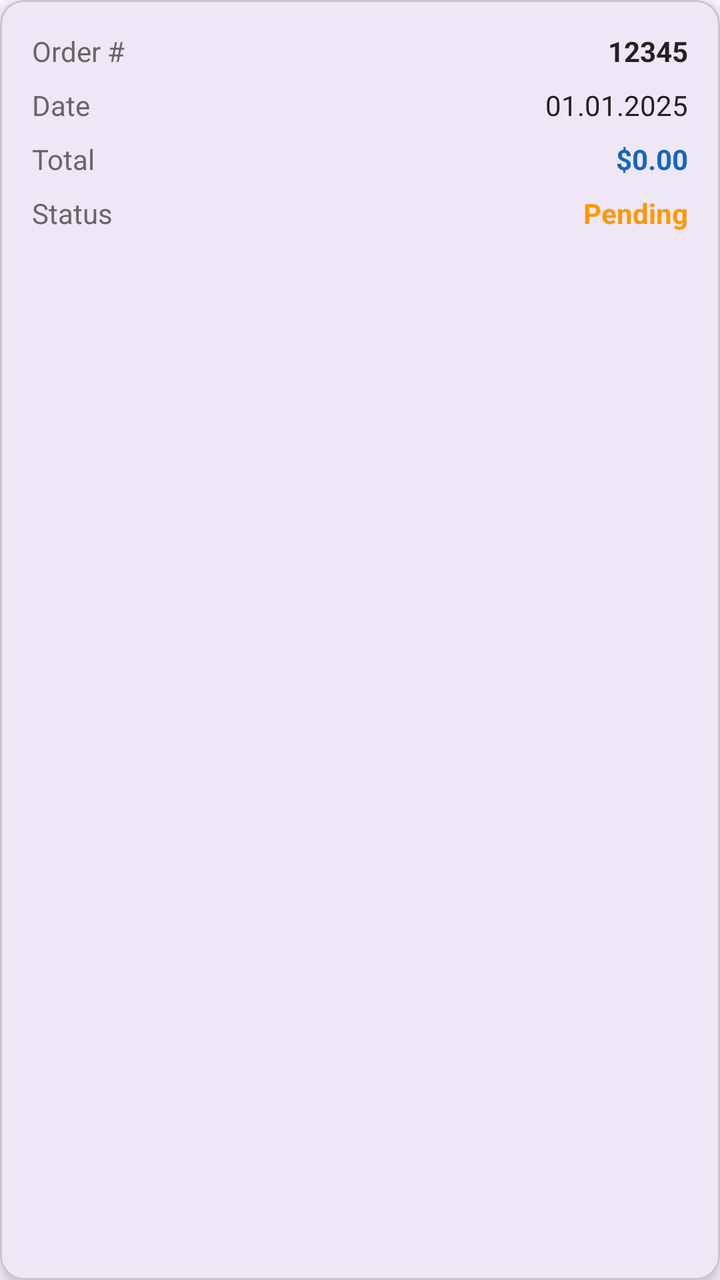
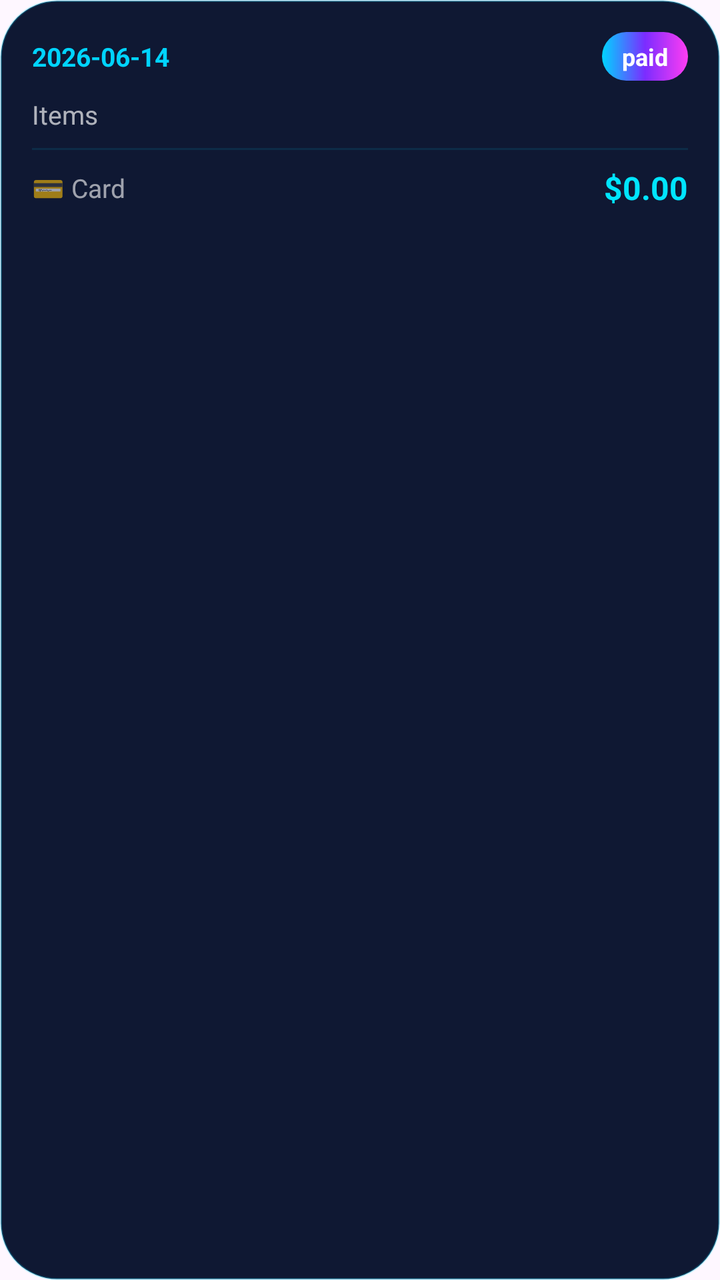

Before-and-after screenshots of an Android layout around one commit, followed by the original layout XML and the change that was made.
<!-- AndroidManifest.xml: application theme Theme.CompShop -->
<!-- res/layout/item_order.xml -->
<?xml version="1.0" encoding="utf-8"?>
<com.google.android.material.card.MaterialCardView
    xmlns:android="http://schemas.android.com/apk/res/android"
    xmlns:app="http://schemas.android.com/apk/res-auto"
    android:layout_width="match_parent"
    android:layout_height="wrap_content"
    android:layout_margin="8dp"
    app:cardCornerRadius="12dp"
    app:cardElevation="4dp">

    <LinearLayout
        android:layout_width="match_parent"
        android:layout_height="wrap_content"
        android:orientation="vertical"
        android:padding="16dp">

        <LinearLayout
            android:layout_width="match_parent"
            android:layout_height="wrap_content"
            android:orientation="horizontal"
            android:layout_marginBottom="8dp">

            <TextView
                android:layout_width="0dp"
                android:layout_height="wrap_content"
                android:layout_weight="1"
                android:text="@string/order_number"
                android:textColor="#666666"
                android:textSize="14sp"/>

            <TextView
                android:id="@+id/tvOrderId"
                android:layout_width="wrap_content"
                android:layout_height="wrap_content"
                android:text="12345"
                android:textColor="#212121"
                android:textSize="14sp"
                android:textStyle="bold"/>
        </LinearLayout>

        <LinearLayout
            android:layout_width="match_parent"
            android:layout_height="wrap_content"
            android:orientation="horizontal"
            android:layout_marginBottom="8dp">

            <TextView
                android:layout_width="0dp"
                android:layout_height="wrap_content"
                android:layout_weight="1"
                android:text="@string/order_date"
                android:textColor="#666666"
                android:textSize="14sp"/>

            <TextView
                android:id="@+id/tvDate"
                android:layout_width="wrap_content"
                android:layout_height="wrap_content"
                android:text="01.01.2025"
                android:textColor="#212121"
                android:textSize="14sp"/>
        </LinearLayout>

        <LinearLayout
            android:layout_width="match_parent"
            android:layout_height="wrap_content"
            android:orientation="horizontal"
            android:layout_marginBottom="8dp">

            <TextView
                android:layout_width="0dp"
                android:layout_height="wrap_content"
                android:layout_weight="1"
                android:text="@string/total"
                android:textColor="#666666"
                android:textSize="14sp"/>

            <TextView
                android:id="@+id/tvTotal"
                android:layout_width="wrap_content"
                android:layout_height="wrap_content"
                android:text="$0.00"
                android:textColor="#1565C0"
                android:textSize="14sp"
                android:textStyle="bold"/>
        </LinearLayout>

        <LinearLayout
            android:layout_width="match_parent"
            android:layout_height="wrap_content"
            android:orientation="horizontal">

            <TextView
                android:layout_width="0dp"
                android:layout_height="wrap_content"
                android:layout_weight="1"
                android:text="@string/order_status"
                android:textColor="#666666"
                android:textSize="14sp"/>

            <TextView
                android:id="@+id/tvStatus"
                android:layout_width="wrap_content"
                android:layout_height="wrap_content"
                android:text="@string/order_pending"
                android:textColor="#FF9800"
                android:textSize="14sp"
                android:textStyle="bold"/>
        </LinearLayout>

    </LinearLayout>

</com.google.android.material.card.MaterialCardView>
<!-- resources referenced by this layout -->
<resources>
  <string name="order_date">Date</string>
  <string name="order_number">Order #</string>
  <string name="order_pending">Pending</string>
  <string name="order_status">Status</string>
  <string name="total">Total</string>
  <style name="Theme.CompShop" parent="Base.Theme.CompShop" />
  <style name="Base.Theme.CompShop" parent="Theme.Material3.DayNight.NoActionBar">
          
          
      </style>
</resources>

<!-- the commit's change to res/layout/item_order.xml (unified diff, before → after) -->
@@ -1,113 +1,89 @@
 <?xml version="1.0" encoding="utf-8"?>
-<com.google.android.material.card.MaterialCardView
+<LinearLayout
     xmlns:android="http://schemas.android.com/apk/res/android"
-    xmlns:app="http://schemas.android.com/apk/res-auto"
     android:layout_width="match_parent"
     android:layout_height="wrap_content"
+    android:orientation="vertical"
+    android:background="@drawable/card_glass_neon"
     android:layout_margin="8dp"
-    app:cardCornerRadius="12dp"
-    app:cardElevation="4dp">
+    android:padding="16dp">
 
+    
     <LinearLayout
         android:layout_width="match_parent"
         android:layout_height="wrap_content"
-        android:orientation="vertical"
-        android:padding="16dp">
+        android:orientation="horizontal"
+        android:gravity="center_vertical"
+        android:layout_marginBottom="8dp">
 
-        <LinearLayout
-            android:layout_width="match_parent"
+        <TextView
+            android:id="@+id/tvOrderDate"
+            android:layout_width="0dp"
             android:layout_height="wrap_content"
-            android:orientation="horizontal"
-            android:layout_marginBottom="8dp">
+            android:layout_weight="1"
+            android:text="2026-06-14"
+            android:textColor="#00D4FF"
+            android:textSize="13sp"
+            android:textStyle="bold"/>
 
-            <TextView
-                android:layout_width="0dp"
-                android:layout_height="wrap_content"
-                android:layout_weight="1"
-                android:text="@string/order_number"
-                android:textColor="#666666"
-                android:textSize="14sp"/>
-
-            <TextView
-                android:id="@+id/tvOrderId"
-                android:layout_width="wrap_content"
-                android:layout_height="wrap_content"
-                android:text="12345"
-                android:textColor="#212121"
-                android:textSize="14sp"
-                android:textStyle="bold"/>
-        </LinearLayout>
-
-        <LinearLayout
-            android:layout_width="match_parent"
+        <TextView
+            android:id="@+id/tvOrderStatus"
+            android:layout_width="wrap_content"
             android:layout_height="wrap_content"
-            android:orientation="horizontal"
-            android:layout_marginBottom="8dp">
-
-            <TextView
-                android:layout_width="0dp"
-                android:layout_height="wrap_content"
-                android:layout_weight="1"
-                android:text="@string/order_date"
-                android:textColor="#666666"
-                android:textSize="14sp"/>
-
-            <TextView
-                android:id="@+id/tvDate"
-                android:layout_width="wrap_content"
-                android:layout_height="wrap_content"
-                android:text="01.01.2025"
-                android:textColor="#212121"
-                android:textSize="14sp"/>
-        </LinearLayout>
-
-        <LinearLayout
-            android:layout_width="match_parent"
-            android:layout_height="wrap_content"
-            android:orientation="horizontal"
-            android:layout_marginBottom="8dp">
-
-            <TextView
-                android:layout_width="0dp"
-                android:layout_height="wrap_content"
-                android:layout_weight="1"
-                android:text="@string/total"
-                android:textColor="#666666"
-                android:textSize="14sp"/>
-
-            <TextView
-                android:id="@+id/tvTotal"
-                android:layout_width="wrap_content"
-                android:layout_height="wrap_content"
-                android:text="$0.00"
-                android:textColor="#1565C0"
-                android:textSize="14sp"
-                android:textStyle="bold"/>
-        </LinearLayout>
-
-        <LinearLayout
-            android:layout_width="match_parent"
-            android:layout_height="wrap_content"
-            android:orientation="horizontal">
-
-            <TextView
-                android:layout_width="0dp"
-                android:layout_height="wrap_content"
-                android:layout_weight="1"
-                android:text="@string/order_status"
-                android:textColor="#666666"
-                android:textSize="14sp"/>
-
-            <TextView
-                android:id="@+id/tvStatus"
-                android:layout_width="wrap_content"
-                android:layout_height="wrap_content"
-                android:text="@string/order_pending"
-                android:textColor="#FF9800"
-                android:textSize="14sp"
-                android:textStyle="bold"/>
-        </LinearLayout>
+            android:text="paid"
+            android:textColor="#FFFFFF"
+            android:textSize="12sp"
+            android:textStyle="bold"
+            android:background="@drawable/btn_neon_gradient"
+            android:paddingStart="10dp"
+            android:paddingEnd="10dp"
+            android:paddingTop="4dp"
+            android:paddingBottom="4dp"/>
 
     </LinearLayout>
 
-</com.google.android.material.card.MaterialCardView>
+    
+    <TextView
+        android:id="@+id/tvOrderItems"
+        android:layout_width="match_parent"
+        android:layout_height="wrap_content"
+        android:text="Items"
+        android:textColor="#AAFFFFFF"
+        android:textSize="13sp"
+        android:layout_marginBottom="8dp"/>
+
+    
+    <View
+        android:layout_width="match_parent"
+        android:layout_height="1dp"
+        android:background="#1A00D4FF"
+        android:layout_marginBottom="8dp"/>
+
+    
+    <LinearLayout
+        android:layout_width="match_parent"
+        android:layout_height="wrap_content"
+        android:orientation="horizontal"
+        android:gravity="center_vertical">
+
+        <TextView
+            android:id="@+id/tvPaymentMethod"
+            android:layout_width="0dp"
+            android:layout_height="wrap_content"
+            android:layout_weight="1"
+            android:text="💳 Card"
+            android:textColor="#99FFFFFF"
+            android:textSize="13sp"/>
+
+        <TextView
+            android:id="@+id/tvOrderTotal"
+            android:layout_width="wrap_content"
+            android:layout_height="wrap_content"
+            android:text="$0.00"
+            android:textColor="#00E5FF"
+            android:textSize="16sp"
+            android:textStyle="bold"/>
+
+    </LinearLayout>
+
+</LinearLayout>
<!-- resource entries referenced after the edit -->
@@ -1,10 +1,27 @@
 <!-- resources referenced by this layout -->
 <resources>
-  <string name="order_date">Date</string>
-  <string name="order_number">Order #</string>
-  <string name="order_pending">Pending</string>
-  <string name="order_status">Status</string>
-  <string name="total">Total</string>
+  <!-- drawable btn_neon_gradient (drawable) -->
+  <?xml version="1.0" encoding="utf-8"?>
+  <shape xmlns:android="http://schemas.android.com/apk/res/android"
+      android:shape="rectangle">
+      <gradient
+          android:type="linear"
+          android:angle="0"
+          android:startColor="#00D4FF"
+          android:centerColor="#7B2CFF"
+          android:endColor="#FF3DF2"/>
+      <corners android:radius="18dp"/>
+  </shape>
+  <!-- drawable card_glass_neon (drawable) -->
+  <?xml version="1.0" encoding="utf-8"?>
+  <shape xmlns:android="http://schemas.android.com/apk/res/android"
+      android:shape="rectangle">
+      <solid android:color="#0F1833"/>
+      <stroke
+          android:width="1dp"
+          android:color="#3D00D4FF"/>
+      <corners android:radius="28dp"/>
+  </shape>
   <style name="Theme.CompShop" parent="Base.Theme.CompShop" />
   <style name="Base.Theme.CompShop" parent="Theme.Material3.DayNight.NoActionBar">
           
